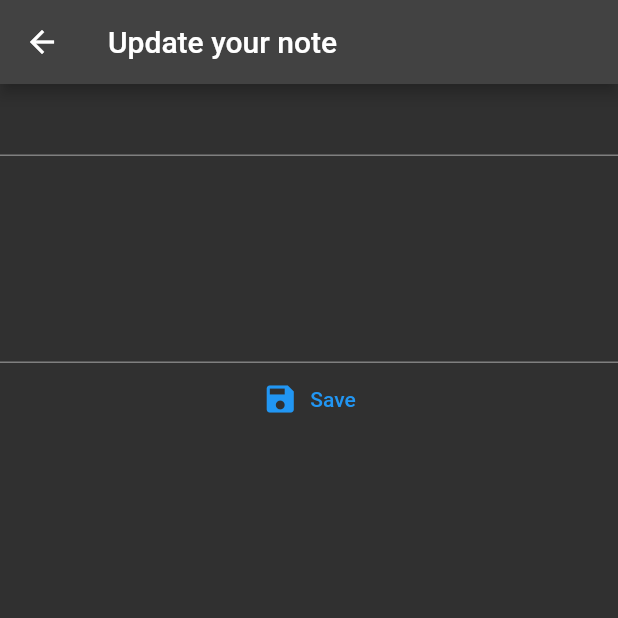
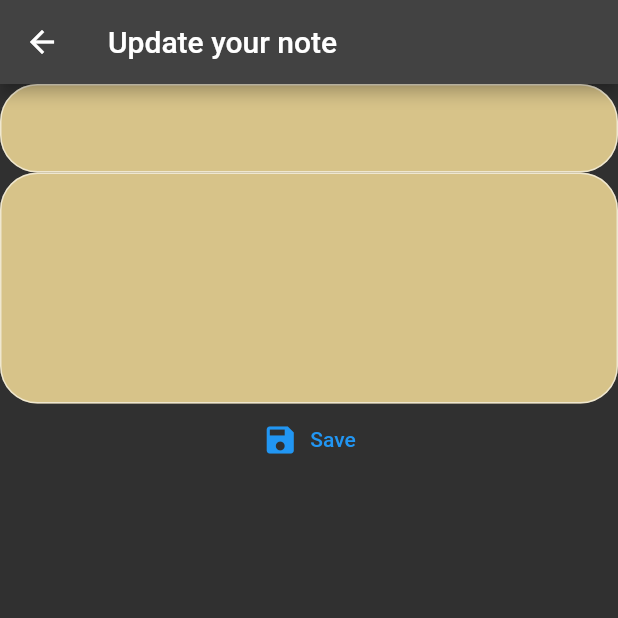
Before and after one commit to stephanxiayu/MERN-Notizen, a Flutter app: the UpdateNotePage screen opened directly with empty values, after a tap on "Save", on a phone screen of 412 x 824 dp, the top half of it. Run offline on Flutter 3.47's test engine with Material 2 defaults, Android fonts, the phone set to English and light mode, and no system bars; our stand-ins replace fluttertoast; network calls fail.

Commit message:
update note now works

```diff
--- a/mobile/lib/Pages/updateNotePage.dart
+++ b/mobile/lib/Pages/updateNotePage.dart
@@ -18,31 +18,45 @@ class UpdateNotePage extends StatefulWidget {
 
 class _UpdateNotePageState extends State<UpdateNotePage> {
   List<dynamic> notes = [];
-  Future<void> updateNotes() async {
-    print("***** print test ");
-    print(widget.id);
-    final url = 'http://localhost:8080/api/notes/${widget.id}';
+  Future<void> updateNote(String id, String title, String text) async {
+    final url = 'http://localhost:8080/api/notes/$id';
     final response = await http.patch(
       Uri.parse(url),
-      body: {
-        '_id': widget.id,
-        'title': titleController.text,
-        'text': textController.text,
-        // 'updatedAt': datum,
+      headers: {
+        'Content-Type': 'application/json',
       },
+      body: jsonEncode({
+        'title': title,
+        'text': text,
+      }),
     );
 
     if (response.statusCode == 200 || response.statusCode == 201) {
-      final List<dynamic> data = json.decode(response.body);
+      final Map<String, dynamic> data = json.decode(response.body);
       setState(() {
-        notes = data;
+        // update the note in your state
+        // assuming you have a 'notes' list that contains all your notes
+        final noteIndex = notes.isNotEmpty
+            ? notes.indexWhere((note) => note['_id'] == id)
+            : -1;
+        if (noteIndex >= 0) {
+          notes[noteIndex] = data;
+        }
       });
+      Fluttertoast.showToast(
+          msg: 'Note updated ',
+          toastLength: Toast.LENGTH_SHORT,
+          gravity: ToastGravity.CENTER,
+          timeInSecForIosWeb: 3,
+          backgroundColor: Colors.green,
+          textColor: Colors.white,
+          fontSize: 16.0);
     } else {
       Fluttertoast.showToast(
-          msg: 'Failed to update notes',
+          msg: 'Failed to update note',
           toastLength: Toast.LENGTH_SHORT,
           gravity: ToastGravity.CENTER,
-          timeInSecForIosWeb: 1,
+          timeInSecForIosWeb: 3,
           backgroundColor: Colors.red,
           textColor: Colors.white,
           fontSize: 16.0);
@@ -54,6 +68,7 @@ class _UpdateNotePageState extends State<UpdateNotePage> {
   @override
   void initState() {
     super.initState();
+    notes = [];
     titleController.text = widget.title;
     textController.text = widget.text;
   }
@@ -67,20 +82,39 @@ class _UpdateNotePageState extends State<UpdateNotePage> {
       body: Column(
         children: [
           TextFormField(
+            style: const TextStyle(color: Colors.black),
+            decoration: InputDecoration(
+              border: OutlineInputBorder(
+                borderSide: const BorderSide(color: Colors.white, width: 2.0),
+                borderRadius: BorderRadius.circular(25.0),
+              ),
+              filled: true,
+              fillColor: const Color.fromARGB(255, 215, 195, 137),
+            ),
             controller: titleController,
           ),
           TextFormField(
+            decoration: InputDecoration(
+              border: OutlineInputBorder(
+                borderSide: const BorderSide(color: Colors.white, width: 2.0),
+                borderRadius: BorderRadius.circular(25.0),
+              ),
+              filled: true,
+              fillColor: const Color.fromARGB(255, 215, 195, 137),
+            ),
+            style: const TextStyle(color: Colors.black),
             maxLines: 10,
             controller: textController,
             minLines: 6,
           ),
           TextButton.icon(
               onPressed: () {
-                updateNotes().then((value) => Navigator.push(
-                    context,
-                    MaterialPageRoute(
-                      builder: (context) => const NoteList(),
-                    )));
+                updateNote(widget.id, titleController.text, textController.text)
+                    .then((value) => Navigator.push(
+                        context,
+                        MaterialPageRoute(
+                          builder: (context) => const NoteList(),
+                        )));
               },
               icon: const Icon(Icons.save),
               label: const Text("Save"))
```
